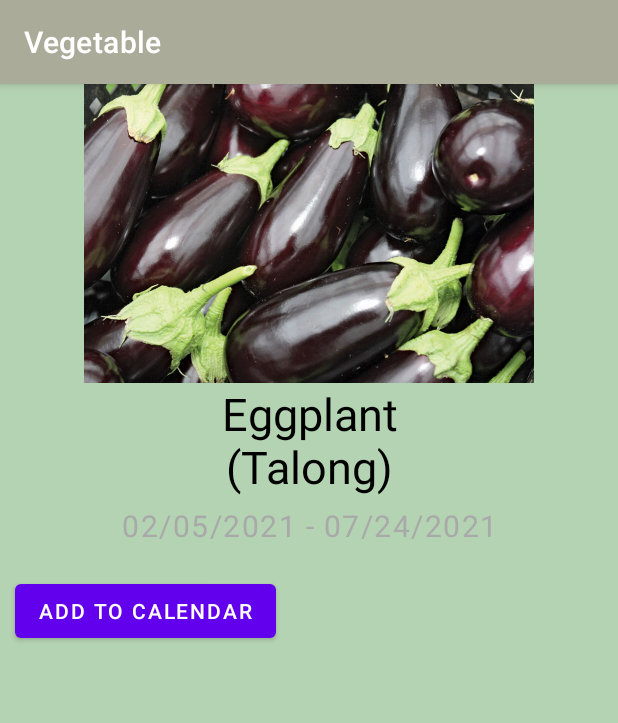
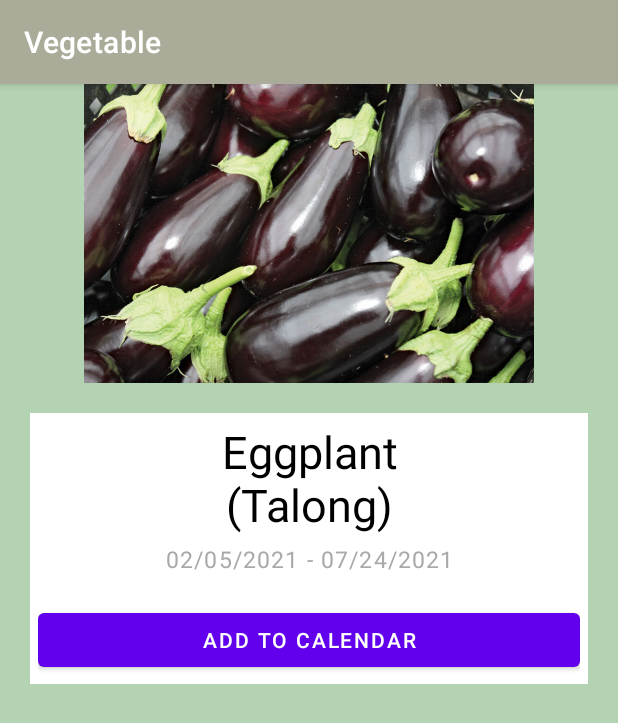
Before and after one commit to rommel1125/VegetablePlantingTutorial2, an Android app: the layout activity_clickitemplan.xml on its own in the app's theme, with its tools: preview values and no code run, on a phone screen of 412 x 824 dp. Shown: the top 723 px of the screen. Run offline under Robolectric (Android 15) with nearby library versions, the phone set to English and light mode, and no system bars.

```diff
--- a/app/src/main/java/com/example/vegetableplantingtutorial/ClickItemPlan.java
+++ b/app/src/main/java/com/example/vegetableplantingtutorial/ClickItemPlan.java
@@ -49,24 +49,42 @@ public class ClickItemPlan extends AppCompatActivity {
         String date = intent.getStringExtra("date");
         String hdate = intent.getStringExtra("harvestdate");
         if (name.equals("Eggplant\n(Talong)")) {
-            imageViewplan.setImageResource(R.drawable.eggplant1);
-        } else if (name.equals("Tomato\n(Kamatis)")) {
+            imageViewplan.setImageResource(R.drawable.eggplant2);
+        }
+
+        else if (name.equals("Tomato\n(Kamatis)")) {
             imageViewplan.setImageResource(R.drawable.tomato1);
-        } else if (name.equals("Cabbage\n(Repolyo)")) {
+        }
+
+        else if (name.equals("Cabbage\n(Repolyo)")) {
             imageViewplan.setImageResource(R.drawable.cabbage1);
-        } else if (name.equals("String beans\n(Sitaw)")) {
+        }
+
+        else if (name.equals("String Beans\n(Sitaw)")) {
             imageViewplan.setImageResource(R.drawable.sitaw1);
-        } else if (name.equals("Squash\n(Kalabas)")) {
+        }
+
+        else if (name.equals("Squash\n(Kalabas)")) {
             imageViewplan.setImageResource(R.drawable.kalabasa1);
-        } else if (name.equals("Moringa Leaves\n(Malunggay)")) {
+        }
+
+        else if (name.equals("Moringa Leaves\n(Malunggay)")) {
             imageViewplan.setImageResource(R.drawable.malunggay1);
-        } else if (name.equals("Water Spinach\n(Kangkong)")) {
+        }
+
+        else if (name.equals("Water Spinach\n(Kangkong)")) {
             imageViewplan.setImageResource(R.drawable.kangkong1);
-        } else if (name.equals("Lettuce\n(Letsugas)")) {
+        }
+
+        else if (name.equals("Lettuce\n(Letsugas)")) {
             imageViewplan.setImageResource(R.drawable.lettuce1);
-        } else if (name.equals("Bottle gourd\n(Upo)")) {
+        }
+
+        else if (name.equals("Bottle gourd\n(Upo)")) {
             imageViewplan.setImageResource(R.drawable.upo1);
-        } else {
+        }
+
+        else {
             imageViewplan.setImageResource(R.drawable.ampalaya1);
         }
         vegePlanname.setText(name);
--- a/app/src/main/res/layout/activity_clickitemplan.xml
+++ b/app/src/main/res/layout/activity_clickitemplan.xml
@@ -31,7 +31,14 @@
         android:layout_marginTop="255dp"
         android:layout_width="match_parent"
         android:layout_height="match_parent"
+        android:padding="20dp"
         android:orientation="vertical">
+        <LinearLayout
+            android:layout_width="match_parent"
+            android:layout_height="wrap_content"
+            android:orientation="vertical"
+            android:padding="5dp"
+            android:background="@color/white">
     <TextView
         android:id="@+id/vegeNameplan"
         android:layout_width="match_parent"
@@ -46,7 +53,7 @@
         android:layout_width="match_parent"
         android:layout_height="wrap_content"
         android:text="02/05/2021 - 07/24/2021"
-        android:textSize="20dp"
+        android:textSize="15dp"
         android:textAlignment="center"
         android:layout_marginTop="5dp"
         android:textColor="#a9a9a9"
@@ -61,10 +68,10 @@
 
         <Button
             android:id="@+id/addToCalendar"
-            android:layout_width="wrap_content"
+            android:layout_width="match_parent"
             android:layout_height="wrap_content"
-            android:text="Add to Calendar"
-            android:layout_marginLeft="10dp"/>
+            android:text="Add to Calendar"/>
+        </LinearLayout>
     </LinearLayout>
 
 </RelativeLayout>
```
Also changed, not shown: app/src/main/res/drawable/eggplant2.jpg (added).
